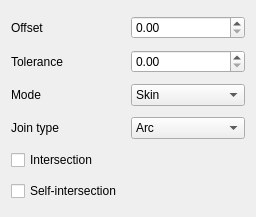
Old version of the form src/Mod/Part/Gui/TaskOffset.ui in the repository berndhahnebach/All_FreeCAD.
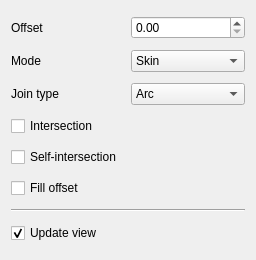
New version of the form.

Commit message: Offset function

What changed in the file:
```diff
--- a/src/Mod/Part/Gui/TaskOffset.ui
+++ b/src/Mod/Part/Gui/TaskOffset.ui
@@ -7,7 +7,7 @@
     <x>0</x>
     <y>0</y>
     <width>256</width>
-    <height>217</height>
+    <height>260</height>
    </rect>
   </property>
   <property name="windowTitle">
@@ -25,24 +25,14 @@
     <widget class="QDoubleSpinBox" name="spinOffset"/>
    </item>
    <item row="1" column="0">
-    <widget class="QLabel" name="label">
-     <property name="text">
-      <string>Tolerance</string>
-     </property>
-    </widget>
-   </item>
-   <item row="1" column="1">
-    <widget class="QDoubleSpinBox" name="spinTolerance"/>
-   </item>
-   <item row="2" column="0">
     <widget class="QLabel" name="label_2">
      <property name="text">
       <string>Mode</string>
      </property>
     </widget>
    </item>
-   <item row="2" column="1">
-    <widget class="QComboBox" name="comboBox">
+   <item row="1" column="1">
+    <widget class="QComboBox" name="modeType">
      <item>
       <property name="text">
        <string>Skin</string>
@@ -60,15 +50,15 @@
      </item>
     </widget>
    </item>
-   <item row="3" column="0">
+   <item row="2" column="0">
     <widget class="QLabel" name="label_3">
      <property name="text">
       <string>Join type</string>
      </property>
     </widget>
    </item>
-   <item row="3" column="1">
-    <widget class="QComboBox" name="comboBox_2">
+   <item row="2" column="1">
+    <widget class="QComboBox" name="joinType">
      <item>
       <property name="text">
        <string>Arc</string>
@@ -86,20 +76,44 @@
      </item>
     </widget>
    </item>
-   <item row="4" column="0" colspan="2">
-    <widget class="QCheckBox" name="checkBox">
+   <item row="3" column="0">
+    <widget class="QCheckBox" name="intersection">
      <property name="text">
       <string>Intersection</string>
      </property>
     </widget>
    </item>
-   <item row="5" column="0" colspan="2">
-    <widget class="QCheckBox" name="checkBox_2">
+   <item row="4" column="0">
+    <widget class="QCheckBox" name="selfIntersection">
      <property name="text">
       <string>Self-intersection</string>
      </property>
     </widget>
    </item>
+   <item row="6" column="0" colspan="2">
+    <widget class="Line" name="line">
+     <property name="orientation">
+      <enum>Qt::Horizontal</enum>
+     </property>
+    </widget>
+   </item>
+   <item row="7" column="0">
+    <widget class="QCheckBox" name="updateView">
+     <property name="text">
+      <string>Update view</string>
+     </property>
+     <property name="checked">
+      <bool>true</bool>
+     </property>
+    </widget>
+   </item>
+   <item row="5" column="0">
+    <widget class="QCheckBox" name="fillOffset">
+     <property name="text">
+      <string>Fill offset</string>
+     </property>
+    </widget>
+   </item>
   </layout>
  </widget>
  <tabstops>
```
Left out of the diff: 9 changed lines with no effect on the pictures. The commit also changes 14 other files.
